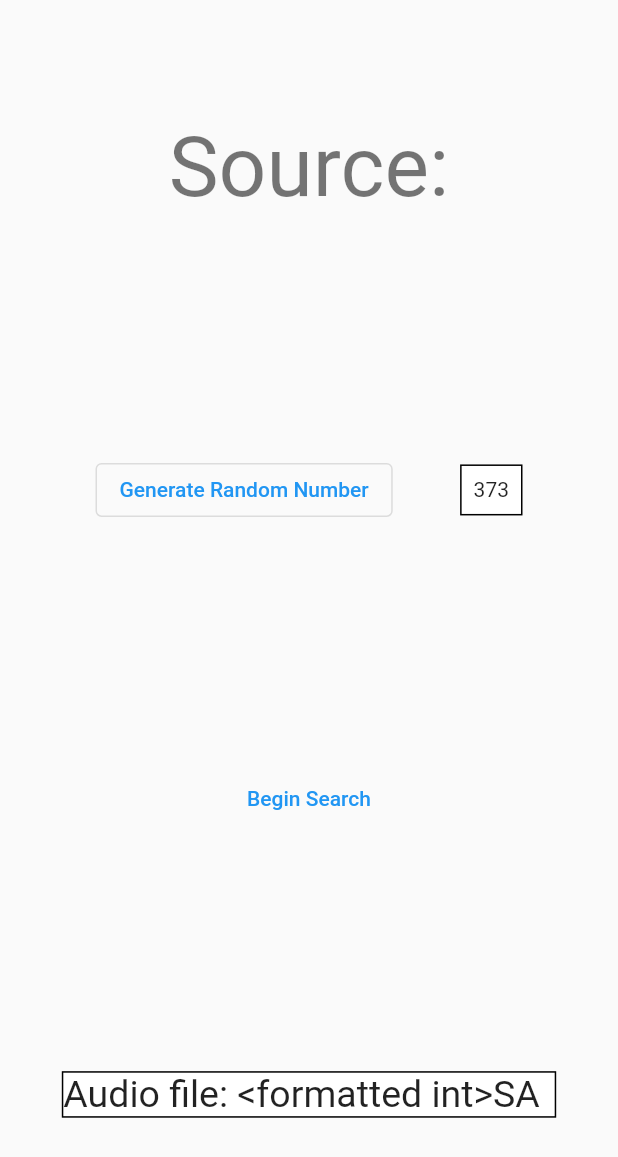
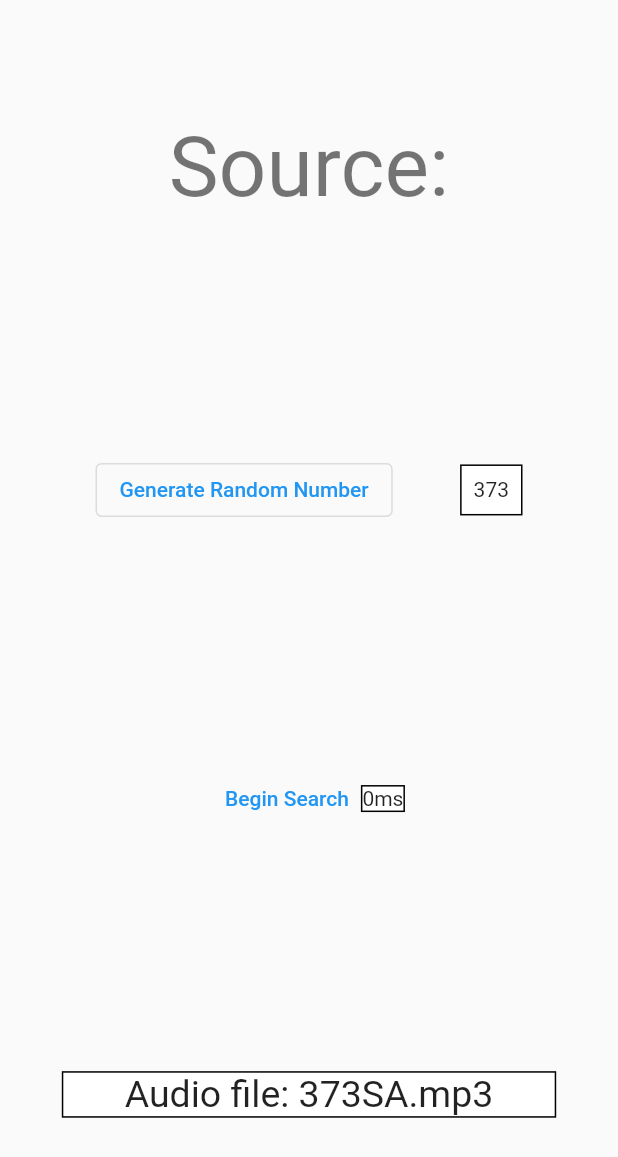
Before and after one commit to acediatic/CPA-Audio-Trials, a Flutter app: the screen it shows after launch, after a tap on "Generate Random Number", on a phone screen of 412 x 824 dp. Shown: the top 1157 px of the screen. Run offline on Flutter 3.47's test engine with Material 2 defaults, Android fonts, the light colour scheme and no system bars.

Commit message:
feat: adds all necessary componentry without db

```diff
--- a/lib/main.dart
+++ b/lib/main.dart
@@ -1,3 +1,6 @@
+import 'dart:io';
+
+import 'package:cpa_demo_app/stopwatch.dart';
 import 'package:flutter/material.dart';
 import 'dart:math';
 import 'package:intl/intl.dart';
@@ -51,7 +54,10 @@
 
 class _AudioSpeedTrialPageState extends State<AudioSpeedTrialPage> {
   static const maxRandomInt = 637;
-  int randomNumber = Random().nextInt(maxRandomInt);
+  int randomNumber = 0;
+  String saFileName = "";
+  Stopwatch stopwatch = Stopwatch();
+  bool isRunning = false;
 
   String formatNumber(int number) {
     return NumberFormat("000", 'en_US').format(number);
@@ -60,6 +66,22 @@
   void updateRandomNumber() {
     setState(() {
       randomNumber = Random().nextInt(maxRandomInt);
+      saFileName = formatNumber(randomNumber) + "SA.mp3";
+    });
+  }
+
+  void startSearch() {
+    stopwatch.reset();
+    stopwatch.start();
+    setState(() {
+      isRunning = true;
+    });
+  }
+
+  void endSearch() {
+    stopwatch.stop();
+    setState(() {
+      isRunning = false;
     });
   }
 
@@ -90,9 +112,28 @@
                 ],
               ),
             ),
-            TextButton(
-              onPressed: () => {},
-              child: const Text("Begin Search"),
+            Row(
+              mainAxisAlignment: MainAxisAlignment.center,
+              children: [
+                TextButton(
+                  onPressed: () => {
+                    startSearch(),
+                    endSearch(),
+                  },
+                  child: const Text("Begin Search"),
+                  style: TextButton.styleFrom(
+                    backgroundColor:
+                        isRunning ? Colors.yellow : Colors.transparent,
+                  ),
+                ),
+                Container(
+                  decoration: BoxDecoration(
+                    color: Colors.white,
+                    border: Border.all(color: Colors.black),
+                  ),
+                  child: SearchStopwatch(time: stopwatch.elapsedMilliseconds),
+                ),
+              ],
             ),
             FractionallySizedBox(
               widthFactor: 0.8,
@@ -101,9 +142,11 @@
                   color: Colors.white,
                   border: Border.all(color: Colors.black),
                 ),
-                child: const Text(
-                  "Audio file: " "<formatted int>" "SA",
-                  style: TextStyle(fontSize: 25),
+                child: Center(
+                  child: Text(
+                    "Audio file: " + saFileName,
+                    style: const TextStyle(fontSize: 25),
+                  ),
                 ),
               ),
             ),
--- /dev/null
+++ b/lib/stopwatch.dart
@@ -0,0 +1,11 @@
+import 'package:flutter/material.dart';
+
+class SearchStopwatch extends StatelessWidget {
+  const SearchStopwatch({Key? key, required this.time}) : super(key: key);
+  final int time;
+
+  @override
+  Widget build(BuildContext context) {
+    return Text("${time}ms");
+  }
+}
```
